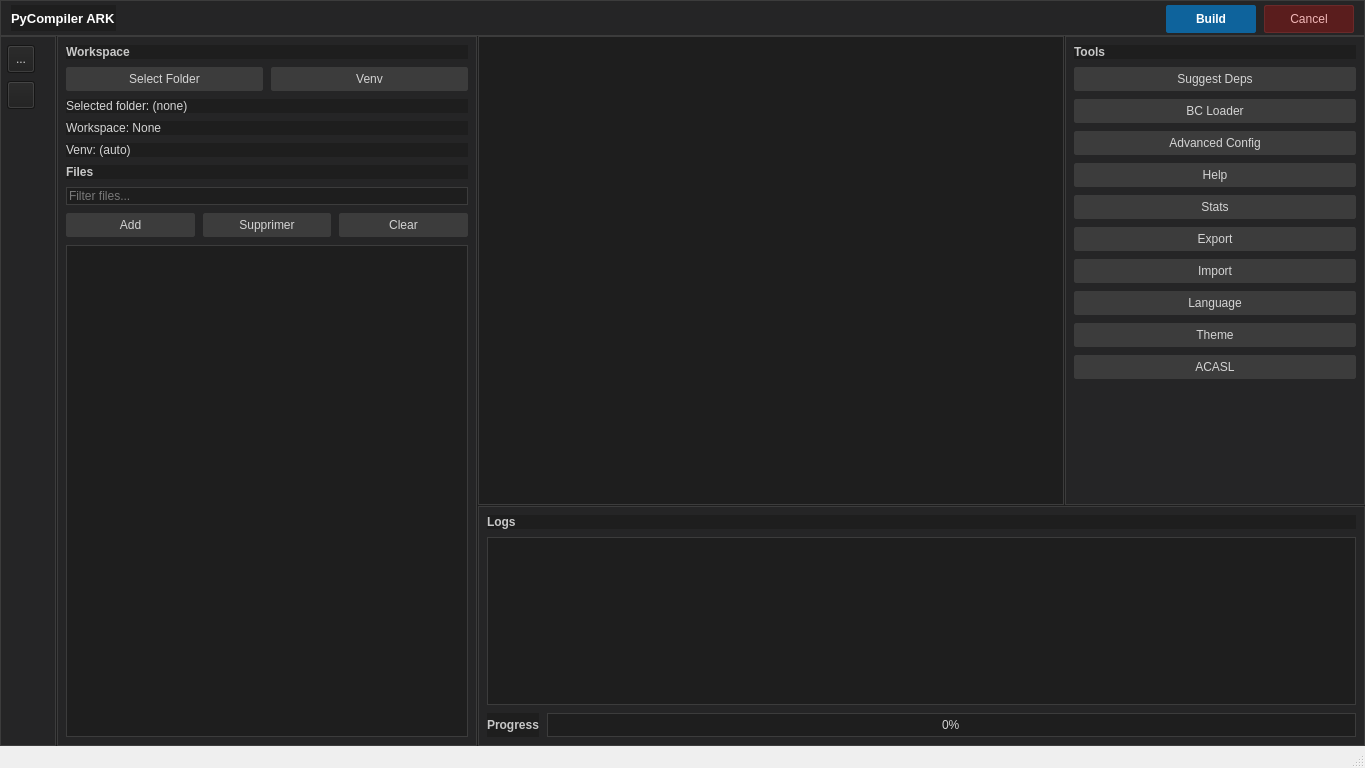
First picture: the form in ui/ui_ide_design2.ui, repository raidos23/PyCompiler_ARK, before the edit.
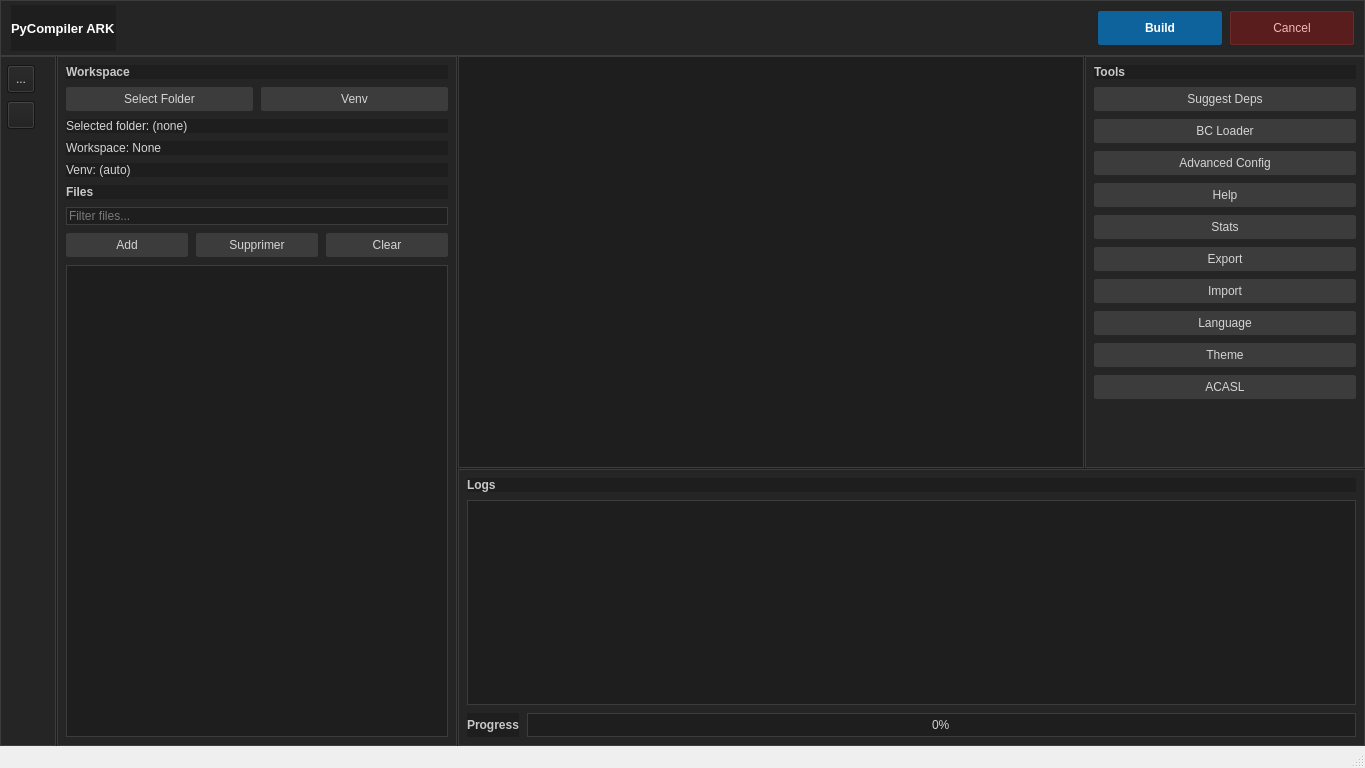
Second picture: the form after the edit.

Commit message: Alléger l'UI IDE et soumettre toutes les icônes SVG au thème

The edit to the form file:
```diff
--- a/ui/ui_ide_design2.ui
+++ b/ui/ui_ide_design2.ui
@@ -91,13 +91,13 @@
       <property name="minimumSize">
        <size>
         <width>0</width>
-        <height>36</height>
+        <height>48</height>
        </size>
       </property>
       <property name="maximumSize">
        <size>
         <width>16777215</width>
-        <height>36</height>
+        <height>56</height>
        </size>
       </property>
       <property name="frameShape">
@@ -146,8 +146,8 @@
         <widget class="QPushButton" name="compile_btn">
          <property name="minimumSize">
           <size>
-           <width>90</width>
-           <height>28</height>
+           <width>124</width>
+           <height>34</height>
           </size>
          </property>
          <property name="text">
@@ -159,8 +159,8 @@
         <widget class="QPushButton" name="cancel_btn">
          <property name="minimumSize">
           <size>
-           <width>90</width>
-           <height>28</height>
+           <width>124</width>
+           <height>34</height>
           </size>
          </property>
          <property name="text">
@@ -264,13 +264,13 @@
       <widget class="QFrame" name="workspace_panel">
        <property name="minimumSize">
         <size>
-         <width>260</width>
+         <width>280</width>
          <height>0</height>
         </size>
        </property>
        <property name="maximumSize">
         <size>
-         <width>420</width>
+         <width>400</width>
          <height>16777215</height>
         </size>
        </property>
@@ -408,13 +408,13 @@
         <widget class="QFrame" name="tools_panel">
          <property name="minimumSize">
           <size>
-           <width>180</width>
+           <width>200</width>
            <height>0</height>
           </size>
          </property>
          <property name="maximumSize">
           <size>
-           <width>300</width>
+           <width>280</width>
            <height>16777215</height>
           </size>
          </property>
@@ -537,13 +537,13 @@
         <property name="minimumSize">
          <size>
           <width>0</width>
-          <height>160</height>
+          <height>190</height>
          </size>
         </property>
         <property name="maximumSize">
          <size>
           <width>16777215</width>
-          <height>240</height>
+          <height>320</height>
          </size>
         </property>
         <property name="frameShape">
@@ -576,7 +576,14 @@
           </widget>
          </item>
          <item>
-          <widget class="QTextEdit" name="log"/>
+          <widget class="QTextEdit" name="log">
+           <property name="acceptRichText">
+            <bool>false</bool>
+           </property>
+           <property name="readOnly">
+            <bool>true</bool>
+           </property>
+          </widget>
          </item>
          <item>
           <layout class="QHBoxLayout" name="progressRowLayout">
```
The commit also changes 3 other files.
